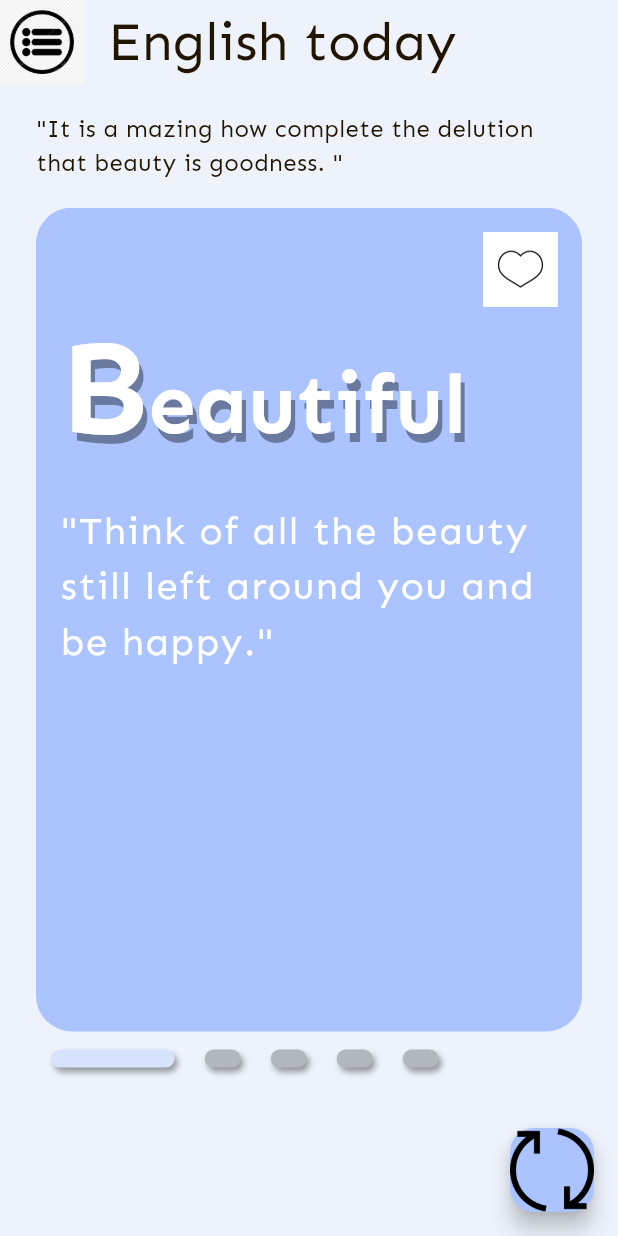
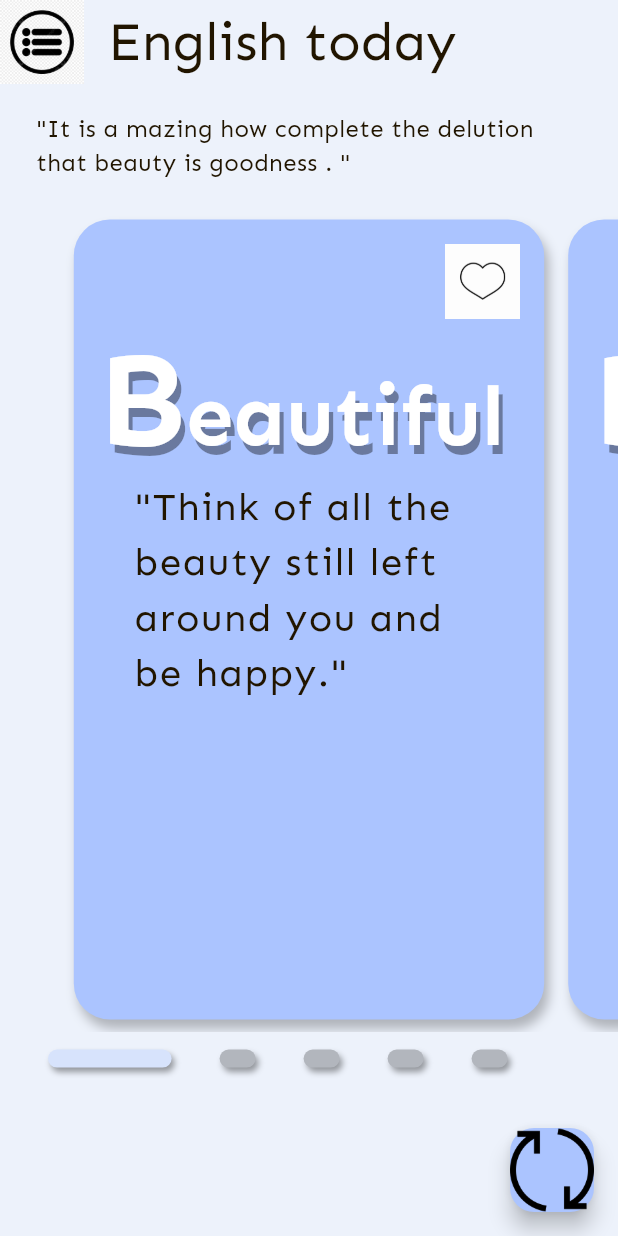
Before and after one commit to XuanDung9/Flutter_English_Cart, a Flutter app: the HomePage screen opened directly, on a phone screen of 412 x 824 dp. Run offline on Flutter 3.47's test engine with Material 3 defaults, Android fonts, the phone set to English and light mode, and no system bars.

Commit message:
Decoration for home_page

```diff
--- /dev/null
+++ b/devtools_options.yaml
@@ -0,0 +1,3 @@
+description: This file stores settings for Dart & Flutter DevTools.
+documentation: https://docs.flutter.dev/tools/devtools/extensions#configure-extension-enablement-states
+extensions:
--- a/lib/pages/home_page.dart
+++ b/lib/pages/home_page.dart
@@ -12,7 +12,14 @@ class HomePage extends StatefulWidget {
 
 class _MyWidgetState extends State<HomePage> {
   int _currentIndex = 0;
-  PageController _pageController = new PageController();
+  late PageController _pageController;
+
+  @override
+  void initState() {
+    _pageController = PageController(viewportFraction: 0.8);
+    // TODO: implement initState
+    super.initState();
+  }
 
   @override
   Widget build(BuildContext context) {
@@ -31,14 +38,15 @@ class _MyWidgetState extends State<HomePage> {
 
       body: Container(
         width: double.infinity,
-        margin: const EdgeInsets.symmetric(horizontal: 24),
         child: Column(
           children: [
             Container(
               height: size.height * 1 / 10,
+              padding: const EdgeInsets.symmetric(horizontal: 24),
+              // margin: const EdgeInsets.symmetric(horizontal: 24),
               alignment: Alignment.centerLeft,
               child: Text(
-                '"It is a mazing how complete the delution that beauty is goodness. "',
+                '"It is a mazing how complete the delution that beauty is goodness . "',
                 style: AppStyles.h5.copyWith(
                   fontSize: 16,
                   color: AppColor.textColor,
@@ -56,10 +64,19 @@ class _MyWidgetState extends State<HomePage> {
                 },
                 itemCount: 5,
                 itemBuilder: (context, index) {
-                  return Container(
+                  return Padding(
+                    padding: const EdgeInsets.all(8),
+                    child: Container(
                       padding: const EdgeInsets.all(16),
                       decoration: BoxDecoration(
                         color: AppColor.primaryColor,
+                        boxShadow: [
+                          BoxShadow(
+                            color: Colors.black26,
+                            offset: Offset(3, 6),
+                            blurRadius: 6,
+                          ),
+                        ],
                         borderRadius: BorderRadius.all(Radius.circular(24)),
                       ),
                       child: Column(
@@ -110,20 +127,27 @@ class _MyWidgetState extends State<HomePage> {
                           ),
 
                           Padding(
-                          padding: const EdgeInsets.only(top: 24),
+                            padding: const EdgeInsets.symmetric(horizontal: 24),
                             child: Text(
                               '"Think of all the beauty still left around you and be happy."',
-                            style: AppStyles.h4.copyWith(letterSpacing: 1),
+                              style: AppStyles.h4.copyWith(
+                                letterSpacing: 1,
+                                color: AppColor.textColor,
+                              ),
                             ),
                           ),
                         ],
+                      ),
                     ),
                   );
                 },
               ),
             ),
+            // indicator
             Container(
               height: 12,
+              padding: const EdgeInsets.symmetric(horizontal: 16),
+              alignment: Alignment.center,
               margin: const EdgeInsets.symmetric(vertical: 12),
               child: ListView.builder(
                 scrollDirection: Axis.horizontal,
@@ -148,8 +172,8 @@ class _MyWidgetState extends State<HomePage> {
 
   Widget buildIndicator(bool isActive, Size size) {
     return Container(
-      height: 12,
-      margin: const EdgeInsets.symmetric(horizontal: 10),
+      height: 8,
+      margin: const EdgeInsets.symmetric(horizontal: 16),
       width: isActive ? size.width * 1 / 5 : 24,
       decoration: BoxDecoration(
         color: isActive ? AppColor.lightBlue : AppColor.lightGray,
```
Lines whose indentation alone changed are shown as unchanged.
